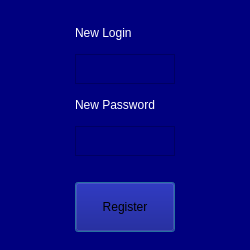
Qt form register.ui (KrzSzklarczyk/C-qtGameProject) before a commit.
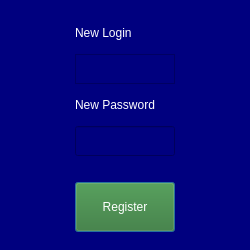
The same form after that commit.

Patch:
```diff
--- a/register.ui
+++ b/register.ui
@@ -93,13 +93,7 @@
         </widget>
        </item>
        <item>
-        <widget class="QTextEdit" name="textPassReg">
-         <property name="sizePolicy">
-          <sizepolicy hsizetype="Expanding" vsizetype="Fixed">
-           <horstretch>0</horstretch>
-           <verstretch>0</verstretch>
-          </sizepolicy>
-         </property>
+        <widget class="QLineEdit" name="textPassReg">
          <property name="minimumSize">
           <size>
            <width>100</width>
@@ -112,6 +106,12 @@
            <height>30</height>
           </size>
          </property>
+         <property name="styleSheet">
+          <string notr="true">color:white</string>
+         </property>
+         <property name="echoMode">
+          <enum>QLineEdit::Password</enum>
+         </property>
         </widget>
        </item>
        <item>
@@ -155,6 +155,10 @@
            <property name="focusPolicy">
             <enum>Qt::StrongFocus</enum>
            </property>
+           <property name="styleSheet">
+            <string notr="true">color:white;
+background-color: rgb(48, 116, 37)</string>
+           </property>
            <property name="text">
             <string>Register</string>
            </property>
```
Left out of the diff: 3 changed lines with no effect on the pictures.
